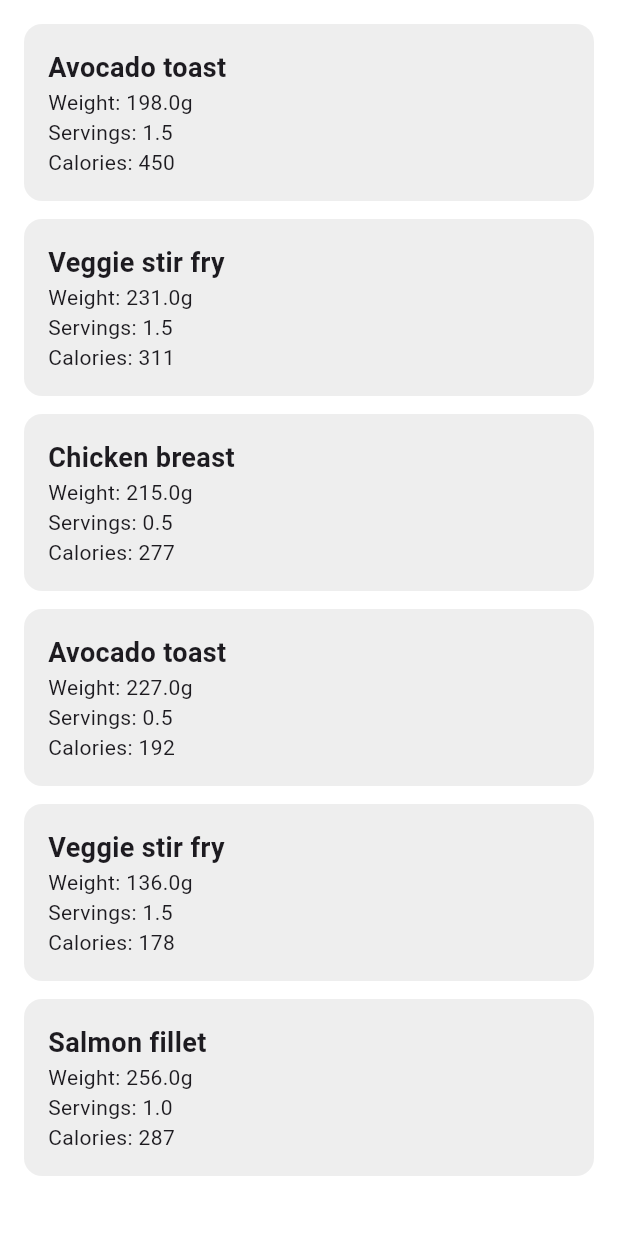
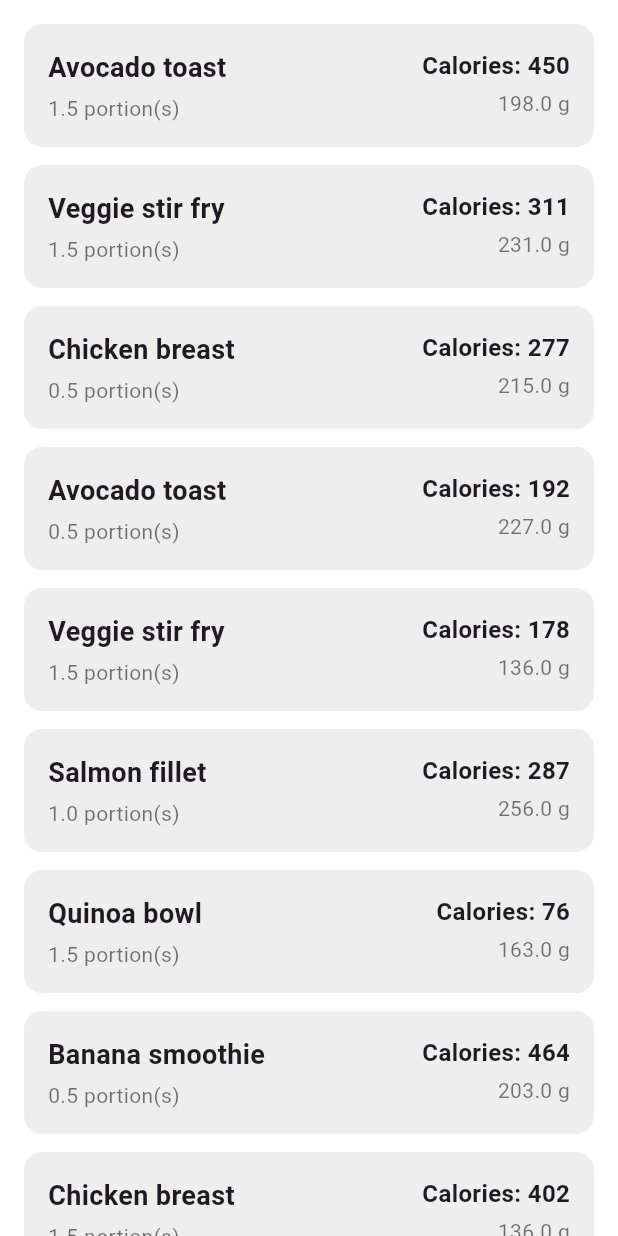
Before and after one commit to bstamenkovits/neutrino-calorie-tracker, a Flutter app: the screen it shows after launch, on a phone screen of 412 x 824 dp. Run offline on Flutter 3.47's test engine with Material 3 defaults, Android fonts, the phone set to English and light mode, and no system bars.

Commit message:
refactor: update FoodItem model and adjust UI layout for better display

```diff
--- a/src/neutrino/lib/data/models/food_item.dart
+++ b/src/neutrino/lib/data/models/food_item.dart
@@ -1,13 +1,15 @@
 class FoodItem {
   final String name;
-  final double servings;
+  final double servingNumber;
+  final String servingName;
   final double weight;
   final int calories;
   final String meal;
 
   FoodItem({
     required this.name,
-    required this.servings,
+    required this.servingNumber,
+    required this.servingName,
     required this.weight,
     required this.calories,
     required this.meal,
@@ -15,6 +17,6 @@ class FoodItem {
 
   @override
   String toString() {
-    return 'FoodItem(name: $name, servings: $servings, weight: $weight, calories: $calories, meal: $meal)';
+    return 'FoodItem(name: $name, servings: $servingNumber $servingName, weight: $weight, calories: $calories, meal: $meal)';
   }
 }
--- a/src/neutrino/lib/data/services/mock_api.dart
+++ b/src/neutrino/lib/data/services/mock_api.dart
@@ -35,7 +35,8 @@ class MockApi {
 
       return FoodItem(
         name: name,
-        servings: servings,
+        servingNumber: servings,
+        servingName: 'portion(s)',
         weight: weight.toDouble(),
         calories: calories,
         meal: meal,
--- a/src/neutrino/lib/main.dart
+++ b/src/neutrino/lib/main.dart
@@ -31,7 +31,7 @@ class FoodItemsLoader extends StatelessWidget {
   @override
   Widget build(BuildContext context) {
     return FutureBuilder<List<FoodItem>>(
-      future: mockApi.getFood(count: 6),
+      future: mockApi.getFood(count: 10),
       builder: (context, snapshot) {
         // Handle loading
         if (snapshot.connectionState != ConnectionState.done) {
@@ -71,14 +71,40 @@ class FoodItemContainer extends StatelessWidget {
         borderRadius: BorderRadius.circular(12),
       ),
       padding: const EdgeInsets.all(16),
-      child: Column(
+      child: Row(
+        mainAxisAlignment: MainAxisAlignment.spaceBetween,
         crossAxisAlignment: CrossAxisAlignment.start,
         children: [
-          Text(item.name, style: const TextStyle(fontSize: 18, fontWeight: FontWeight.bold)),
-          // const SizedBox(height: 8),
-          Text('Weight: ${item.weight}g'),
-          Text('Servings: ${item.servings}'),
-          Text('Calories: ${item.calories}'),
+          // Left column with name and servings
+          Expanded( // Make the left column take up remaining space (prevents overflow)
+            child: Column(
+              crossAxisAlignment: CrossAxisAlignment.start,
+              children: [
+                Text(item.name, style: const TextStyle(fontSize: 18, fontWeight: FontWeight.bold)),
+                const SizedBox(height: 4),
+                Text(
+                  '${item.servingNumber} ${item.servingName}',
+                  style: const TextStyle(fontSize: 14, color: Colors.black54),
+                ),
+              ],
+            ),
+          ),
+
+          // Right column with calories and weight
+          Column(
+            crossAxisAlignment: CrossAxisAlignment.end,
+            children: [
+              Text(
+                'Calories: ${item.calories}',
+                style: const TextStyle(fontSize: 16, fontWeight: FontWeight.bold),
+              ),
+              const SizedBox(height: 4),
+              Text(
+                '${item.weight} g',
+                style: const TextStyle(fontSize: 14, color: Colors.black54),
+              ),
+            ],
+          ),
         ],
       ),
     );
```
